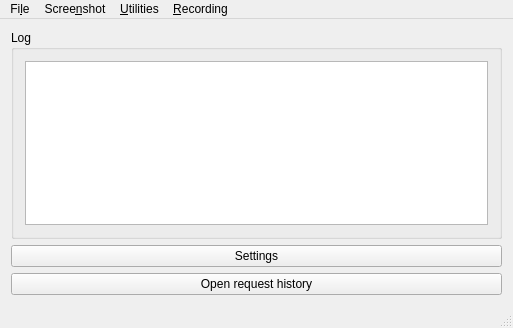
Gurkengewuerz/KShare, file src/mainwindow.ui: the form before one commit.
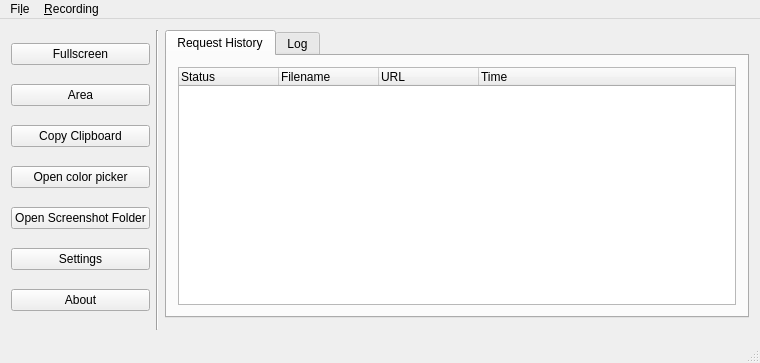
The form after the commit. Icons and pictures are not drawn.

```diff
--- a/src/mainwindow.ui
+++ b/src/mainwindow.ui
@@ -6,8 +6,8 @@
    <rect>
     <x>0</x>
     <y>0</y>
-    <width>513</width>
-    <height>328</height>
+    <width>760</width>
+    <height>363</height>
    </rect>
   </property>
   <property name="windowTitle">
@@ -25,30 +25,131 @@
     </sizepolicy>
    </property>
    <layout class="QGridLayout" name="gridLayout">
-    <item row="1" column="0" colspan="2">
-     <widget class="QPushButton" name="settings">
-      <property name="text">
-       <string>Settings</string>
+    <item row="0" column="3" rowspan="3">
+     <widget class="Line" name="line">
+      <property name="orientation">
+       <enum>Qt::Vertical</enum>
       </property>
      </widget>
     </item>
-    <item row="0" column="0" colspan="2">
-     <widget class="QGroupBox" name="groupBox">
-      <property name="title">
-       <string>Log</string>
-      </property>
-      <layout class="QGridLayout" name="gridLayout_2">
-       <item row="0" column="0">
-        <widget class="QListWidget" name="logBox"/>
-       </item>
-      </layout>
-     </widget>
+    <item row="0" column="2" rowspan="2">
+     <layout class="QGridLayout" name="gridLayout_3">
+      <item row="2" column="0">
+       <widget class="QPushButton" name="clipboardButton">
+        <property name="text">
+         <string>Copy Clipboard</string>
+        </property>
+       </widget>
+      </item>
+      <item row="6" column="0">
+       <widget class="QPushButton" name="settingsButton">
+        <property name="text">
+         <string>Settings</string>
+        </property>
+       </widget>
+      </item>
+      <item row="1" column="0">
+       <widget class="QPushButton" name="areaButton">
+        <property name="text">
+         <string>Area</string>
+        </property>
+       </widget>
+      </item>
+      <item row="4" column="0">
+       <widget class="QPushButton" name="colorPickerButton">
+        <property name="text">
+         <string>Open color picker</string>
+        </property>
+       </widget>
+      </item>
+      <item row="7" column="0">
+       <widget class="QPushButton" name="aboutButton">
+        <property name="text">
+         <string>About</string>
+        </property>
+       </widget>
+      </item>
+      <item row="0" column="0">
+       <widget class="QPushButton" name="fullscreenButton">
+        <property name="text">
+         <string>Fullscreen</string>
+        </property>
+       </widget>
+      </item>
+      <item row="5" column="0">
+       <widget class="QPushButton" name="screenshotFolderButton">
+        <property name="text">
+         <string>Open Screenshot Folder</string>
+        </property>
+       </widget>
+      </item>
+     </layout>
     </item>
-    <item row="2" column="0" colspan="2">
-     <widget class="QPushButton" name="history">
-      <property name="text">
-       <string>Open request history</string>
+    <item row="0" column="4">
+     <widget class="QTabWidget" name="tabWidget">
+      <property name="currentIndex">
+       <number>0</number>
       </property>
+      <widget class="QWidget" name="tab_1">
+       <attribute name="title">
+        <string>Request History</string>
+       </attribute>
+       <layout class="QGridLayout" name="gridLayout_5">
+        <item row="0" column="0">
+         <widget class="QTreeWidget" name="treeWidget">
+          <property name="rootIsDecorated">
+           <bool>true</bool>
+          </property>
+          <property name="uniformRowHeights">
+           <bool>false</bool>
+          </property>
+          <property name="expandsOnDoubleClick">
+           <bool>false</bool>
+          </property>
+          <column>
+           <property name="text">
+            <string>Status</string>
+           </property>
+          </column>
+          <column>
+           <property name="text">
+            <string>Filename</string>
+           </property>
+          </column>
+          <column>
+           <property name="text">
+            <string>URL</string>
+           </property>
+          </column>
+          <column>
+           <property name="text">
+            <string>Time</string>
+           </property>
+          </column>
+         </widget>
+        </item>
+       </layout>
+      </widget>
+      <widget class="QWidget" name="tab_3">
+       <attribute name="title">
+        <string>Log</string>
+       </attribute>
+       <layout class="QGridLayout" name="gridLayout_2">
+        <item row="0" column="0">
+         <widget class="QListWidget" name="logBox">
+          <property name="enabled">
+           <bool>false</bool>
+          </property>
+          <property name="minimumSize">
+           <size>
+            <width>0</width>
+            <height>0</height>
+           </size>
+          </property>
+         </widget>
+        </item>
+       </layout>
+      </widget>
      </widget>
     </item>
    </layout>
@@ -59,7 +160,7 @@
     <rect>
      <x>0</x>
      <y>0</y>
-     <width>513</width>
+     <width>760</width>
      <height>23</height>
     </rect>
    </property>
@@ -72,20 +173,6 @@
     <addaction name="separator"/>
     <addaction name="actionQuit"/>
    </widget>
-   <widget class="QMenu" name="menuScreenshot">
-    <property name="title">
-     <string>Scree&amp;nshot</string>
-    </property>
-    <addaction name="actionFullscreen"/>
-    <addaction name="actionArea"/>
-    <addaction name="actionActive_window"/>
-   </widget>
-   <widget class="QMenu" name="menuUtilities">
-    <property name="title">
-     <string>&amp;Utilities</string>
-    </property>
-    <addaction name="actionColor_Picker"/>
-   </widget>
    <widget class="QMenu" name="menuRecording">
     <property name="title">
      <string>&amp;Recording</string>
@@ -95,8 +182,6 @@
     <addaction name="actionAbort"/>
    </widget>
    <addaction name="menuFile"/>
-   <addaction name="menuScreenshot"/>
-   <addaction name="menuUtilities"/>
    <addaction name="menuRecording"/>
   </widget>
   <action name="actionQuit">
```
Left out of the diff: 1 changed line with no effect on the pictures.
